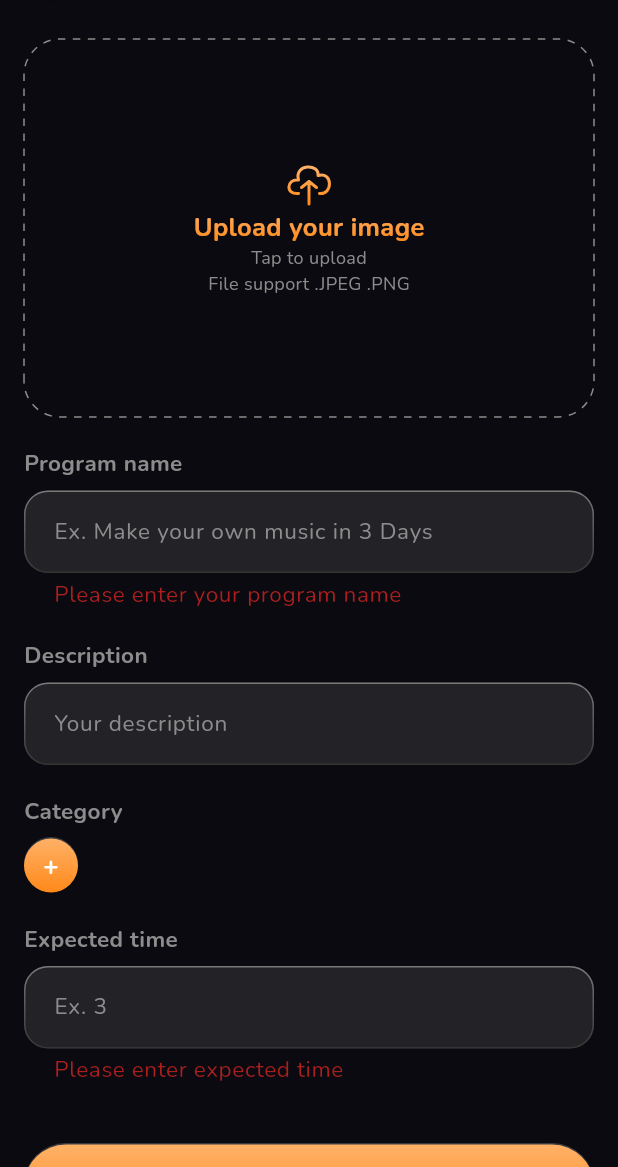
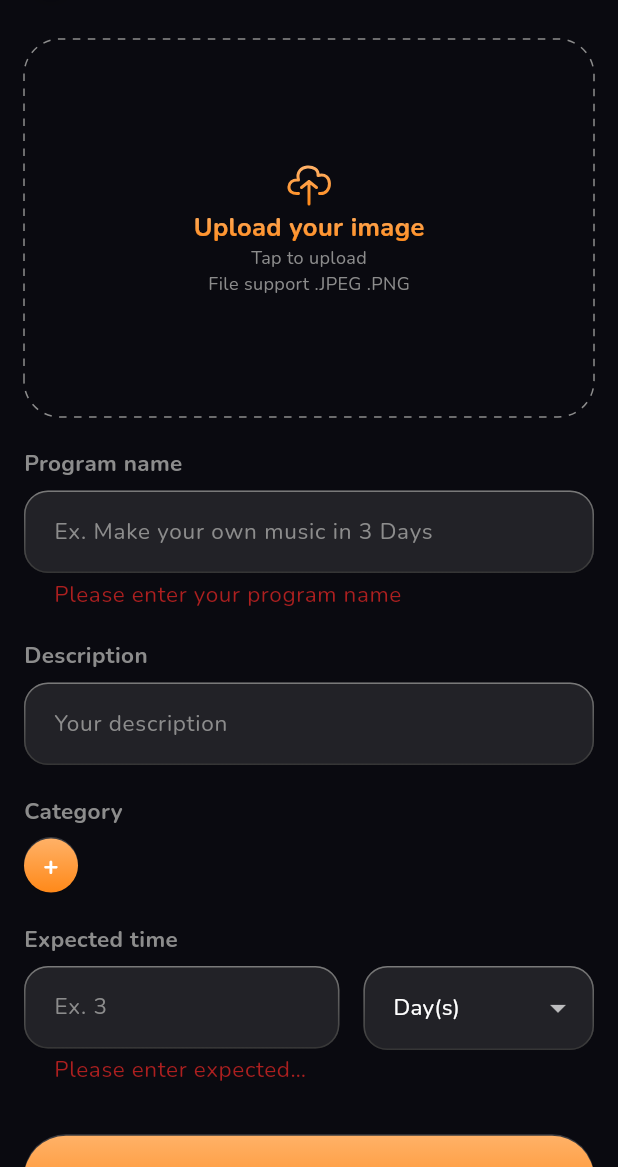
Before and after one commit to GetGoal/GetGoal-mobile, a Flutter app: the ProgramCreatePage screen opened directly with empty values, after a tap on "Next", on a phone screen of 412 x 824 dp, the part 69-1236 px from its top. Run offline on Flutter 3.47's test engine with Material 3 defaults, Android fonts, the light colour scheme and no system bars; drawn by our look-alikes of dotted_border, simple_gradient_text; our stand-ins replace bloc, cached_network_image, dio, firebase_auth, firebase_core, firebase_storage and 20 more; missing offline and left inert: firebase_app_check; accounts and stored records are empty; generated files the repository leaves out were written again; network calls fail.

Commit message:
Update expected date time input

```diff
--- a/lib/src/features/auth/presentation/screens/login/login_page.dart
+++ b/lib/src/features/auth/presentation/screens/login/login_page.dart
@@ -68,6 +68,7 @@ class _LoginPageState extends State<LoginPage> with AuthValidationMixin {
       controller: _emailInputController,
       label: 'Your Email',
       validator: emailValidator,
+      keyboardType: TextInputType.emailAddress,
     );
   }
 
--- a/lib/src/features/auth/presentation/screens/sign_up/sign_up_page.dart
+++ b/lib/src/features/auth/presentation/screens/sign_up/sign_up_page.dart
@@ -84,6 +84,7 @@ class _SignUpPageState extends State<SignUpPage> with AuthValidationMixin {
       label: 'Email Address',
       hintText: 'example@mail.com',
       validator: emailValidator,
+      keyboardType: TextInputType.emailAddress,
     );
   }
 
--- a/lib/src/features/program/presentation/screens/program_create/program_create_page.dart
+++ b/lib/src/features/program/presentation/screens/program_create/program_create_page.dart
@@ -1,7 +1,9 @@
 import 'dart:io';
 
 import 'package:flutter/material.dart';
+import 'package:flutter/services.dart';
 import 'package:flutter_bloc/flutter_bloc.dart';
+import 'package:flutter_staggered_grid_view/flutter_staggered_grid_view.dart';
 import 'package:go_router/go_router.dart';
 import 'package:image_picker/image_picker.dart';
 
@@ -20,6 +22,7 @@ import '../../../../../shared/widgets/icon/custom_icon.dart';
 import '../../../../../shared/widgets/input/multi_selector.dart';
 import '../../../../../shared/widgets/scaffold/get_goal_sub_scaffold.dart';
 import '../../../../../shared/widgets/text/get_goal_gradient_text.dart';
+import '../../../../../shared/widgets/text_field/dropdown_input_field.dart';
 import '../../../../../shared/widgets/text_field/normal_text_input_field.dart';
 import '../../../../../shared/widgets/text_field/upload_file_input.dart';
 import '../../../../auth/presentation/screens/preference/widgets/preference_chip.dart';
@@ -60,14 +63,17 @@ class _ProgramCreatePageState extends State<ProgramCreatePage>
       context.read<ProgramCategoryBloc>();
 
   final _formKey = GlobalKey<FormState>();
+  final _dropdownKey = GlobalKey<FormFieldState>();
   final _programNameTextInputController = TextEditingController();
   final _programDescriptionTextInputController = TextEditingController();
   final _programCategoryTextInputController = TextEditingController();
-  final _programExpectedTimeTextInputController = TextEditingController();
+  final _programTimeUnitTextInputController = TextEditingController();
+  final _programSuffixUnitTextInputController = TextEditingController();
   String _imagePath = '';
   File _imageFile = File('');
   String _firebaseImagePath = '';
   List<Label> _categorySelected = [];
+  String _selectedTimeSuffix = 'Day(s)';
 
   @override
   void initState() {
@@ -83,7 +89,8 @@ class _ProgramCreatePageState extends State<ProgramCreatePage>
     _programNameTextInputController.dispose();
     _programDescriptionTextInputController.dispose();
     _programCategoryTextInputController.dispose();
-    _programExpectedTimeTextInputController.dispose();
+    _programTimeUnitTextInputController.dispose();
+    _programSuffixUnitTextInputController.dispose();
     super.dispose();
   }
 
@@ -122,8 +129,11 @@ class _ProgramCreatePageState extends State<ProgramCreatePage>
                   program.labels![0].labelName!;
             }
 
-            _programExpectedTimeTextInputController.text =
-                program.expectedTime!;
+            final timeSplit = program.expectedTime!.split(' ');
+            _programTimeUnitTextInputController.text = timeSplit[0];
+            _programSuffixUnitTextInputController.text = timeSplit[1];
+
+            _selectedTimeSuffix = timeSplit[1];
 
             AppCache.programTaskCreateList = program.tasks!;
             break;
@@ -151,7 +161,6 @@ class _ProgramCreatePageState extends State<ProgramCreatePage>
                   _buildCategoryFieldInput(),
                   const SizedBox(height: 20),
                   _buildExpectedTimeFieldInput(),
-                  const SizedBox(height: 40),
                   _buildNextPageButton(),
                   const SizedBox(height: 20),
                 ],
@@ -304,11 +313,61 @@ class _ProgramCreatePageState extends State<ProgramCreatePage>
   }
 
   Widget _buildExpectedTimeFieldInput() {
-    return NormalTextInputField(
-      controller: _programExpectedTimeTextInputController,
-      label: Translations.of(context).create_program.expected_time,
-      hintText: Translations.of(context).create_program.ex_expected_time,
-      validator: programExpectedTimeValidator,
+    List<String> data = <String>[
+      'Day(s)',
+      'Week(s)',
+      'Month(s)',
+      'Year(s)',
+      'Minute(s)',
+      'Hour(s)',
+    ];
+
+    return Column(
+      crossAxisAlignment: CrossAxisAlignment.start,
+      children: [
+        Text(
+          t.create_program.expected_time,
+          style: subHeadlineBold().copyWith(color: AppColors.description),
+        ),
+        const SizedBox(height: 8.0),
+        StaggeredGrid.count(
+          crossAxisCount: 7,
+          crossAxisSpacing: 16,
+          children: [
+            // Value
+            StaggeredGridTile.count(
+              crossAxisCellCount: 4,
+              mainAxisCellCount: 2,
+              child: NormalTextInputField(
+                keyboardType: TextInputType.number,
+                isHideLabel: true,
+                controller: _programTimeUnitTextInputController,
+                hintText:
+                    Translations.of(context).create_program.ex_expected_time,
+                validator: programExpectedTimeValidator,
+                textInputFormatter: <TextInputFormatter>[
+                  FilteringTextInputFormatter.digitsOnly,
+                ],
+              ),
+            ),
+            // Time unit
+            StaggeredGridTile.count(
+              crossAxisCellCount: 3,
+              mainAxisCellCount: 1,
+              child: DropdownInputField(
+                key: _dropdownKey,
+                value: _selectedTimeSuffix,
+                hintText: Translations.of(context).create_task.set_noti,
+                dropdownData: data,
+                onChanged: (value) {
+                  _programSuffixUnitTextInputController.text = value!;
+                  _selectedTimeSuffix = value;
+                },
+              ),
+            ),
+          ],
+        ),
+      ],
     );
   }
 
@@ -317,12 +376,15 @@ class _ProgramCreatePageState extends State<ProgramCreatePage>
       buttonText: Translations.of(context).create_program.next_button,
       onTap: () {
         if (_formKey.currentState!.validate()) {
+          final expectedTime =
+              '${_programTimeUnitTextInputController.text} $_selectedTimeSuffix';
+
           final ProgramCreate program = ProgramCreate(
             imagePath: _imagePath != '' ? _imagePath : _firebaseImagePath,
             programName: _programNameTextInputController.text,
             programDescription: _programDescriptionTextInputController.text,
             category: _categorySelected,
-            expectedTime: _programExpectedTimeTextInputController.text,
+            expectedTime: expectedTime,
           );
 
           AppCache.programCreate = program;
--- a/lib/src/shared/mixins/validation/program_validation_mixin.dart
+++ b/lib/src/shared/mixins/validation/program_validation_mixin.dart
@@ -27,6 +27,9 @@ mixin ProgramValidationMixin {
     if (value!.isEmpty) {
       return 'Please enter expected time';
     }
+    if (value is! int) {
+      return 'Please enter number';
+    }
     return null;
   }
 }
```
